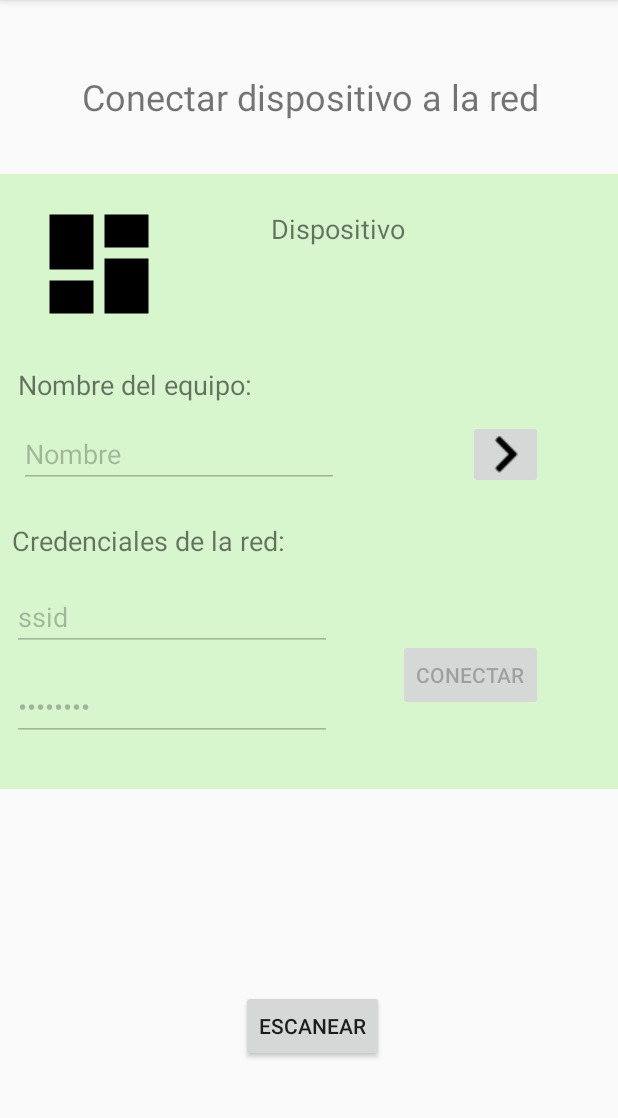
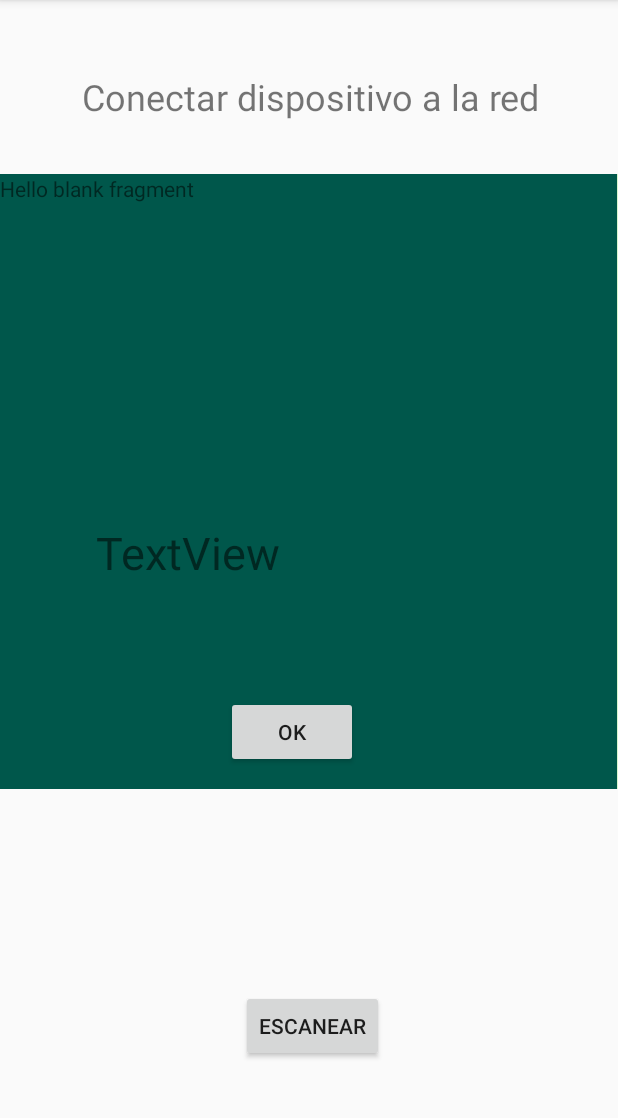
Before and after one commit to UlisesSchreiner/EnergytecApp, an Android app: the addDevice screen opened directly, with no data from a screen before it, on a phone screen of 412 x 824 dp, the part 84-1202 px from its top. Run offline under Robolectric (Android 15) with nearby library versions, the phone set to English and light mode, and no system bars; network calls fail.

```diff
--- a/app/build.gradle
+++ b/app/build.gradle
@@ -26,6 +26,7 @@ dependencies {
     implementation 'androidx.vectordrawable:vectordrawable:1.0.1'
     implementation 'com.android.volley:volley:1.1.1'
     implementation 'com.mikhaellopez:circularprogressbar:1.0.0'
+    implementation 'androidx.legacy:legacy-support-v4:1.0.0'
     testImplementation 'junit:junit:4.12'
     androidTestImplementation 'androidx.test:runner:1.2.0'
     androidTestImplementation 'androidx.test.espresso:espresso-core:3.2.0'
--- /dev/null
+++ b/app/src/main/java/com/example/myapplication/AddDeviceFragment.java
@@ -0,0 +1,135 @@
+package com.example.myapplication;
+
+import android.content.Context;
+import android.net.Uri;
+import android.os.Bundle;
+
+import androidx.fragment.app.Fragment;
+
+import android.view.LayoutInflater;
+import android.view.View;
+import android.view.ViewGroup;
+import android.widget.Button;
+import android.widget.TextView;
+
+
+/**
+ * A simple {@link Fragment} subclass.
+ * Activities that contain this fragment must implement the
+ * {@link AddDeviceFragment.OnFragmentInteractionListener} interface
+ * to handle interaction events.
+ * Use the {@link AddDeviceFragment#newInstance} factory method to
+ * create an instance of this fragment.
+ */
+public class AddDeviceFragment extends Fragment {
+    // TODO: Rename parameter arguments, choose names that match
+    // the fragment initialization parameters, e.g. ARG_ITEM_NUMBER
+    private static final String ARG_PARAM1 = "param1";
+    private static final String ARG_PARAM2 = "param2";
+
+    // TODO: Rename and change types of parameters
+    private String mParam1;
+    private String mParam2;
+
+    View vista;
+     Button buttonOk;
+     TextView textViewUno;
+
+    private OnFragmentInteractionListener mListener;
+
+    public AddDeviceFragment() {
+        // Required empty public constructor
+    }
+
+    /**
+     * Use this factory method to create a new instance of
+     * this fragment using the provided parameters.
+     *
+     * @param param1 Parameter 1.
+     * @param param2 Parameter 2.
+     * @return A new instance of fragment AddDeviceFragment.
+     */
+    // TODO: Rename and change types and number of parameters
+    public static AddDeviceFragment newInstance(String param1, String param2) {
+        AddDeviceFragment fragment = new AddDeviceFragment();
+        Bundle args = new Bundle();
+        args.putString(ARG_PARAM1, param1);
+        args.putString(ARG_PARAM2, param2);
+        fragment.setArguments(args);
+        return fragment;
+    }
+
+    @Override
+    public void onCreate(Bundle savedInstanceState) {
+        super.onCreate(savedInstanceState);
+        if (getArguments() != null) {
+            mParam1 = getArguments().getString(ARG_PARAM1);
+            mParam2 = getArguments().getString(ARG_PARAM2);
+        }
+
+
+
+    }
+
+    @Override
+    public View onCreateView(LayoutInflater inflater, ViewGroup container,
+                             Bundle savedInstanceState) {
+        // Inflate the layout for this fragment
+        vista = inflater.inflate(R.layout.fragment_add_device, container, false);
+
+        buttonOk = (Button) vista.findViewById(R.id.buttonOK);
+        textViewUno = (TextView) vista.findViewById(R.id.textView17);
+
+
+
+
+        buttonOk.setOnClickListener(new View.OnClickListener() {
+            @Override
+            public void onClick(View v) {
+
+                textViewUno.setText("cerar acrividad");
+            }
+        });
+
+        return vista;
+    }
+
+    // TODO: Rename method, update argument and hook method into UI event
+    public void onButtonPressed(Uri uri) {
+        if (mListener != null) {
+            mListener.onFragmentInteraction(uri);
+        }
+    }
+
+    @Override
+    public void onAttach(Context context) {
+        super.onAttach(context);
+        if (context instanceof OnFragmentInteractionListener) {
+            mListener = (OnFragmentInteractionListener) context;
+        } else {
+            throw new RuntimeException(context.toString()
+                    + " must implement OnFragmentInteractionListener");
+        }
+    }
+
+    @Override
+    public void onDetach() {
+        super.onDetach();
+        mListener = null;
+    }
+
+    /**
+     * This interface must be implemented by activities that contain this
+     * fragment to allow an interaction in this fragment to be communicated
+     * to the activity and potentially other fragments contained in that
+     * activity.
+     * <p>
+     * See the Android Training lesson <a href=
+     * "http://developer.android.com/training/basics/fragments/communicating.html"
+     * >Communicating with Other Fragments</a> for more information.
+     */
+    public interface OnFragmentInteractionListener {
+        // TODO: Update argument type and name
+        void onFragmentInteraction(Uri uri);
+    }
+}
--- a/app/src/main/java/com/example/myapplication/MainActivity.java
+++ b/app/src/main/java/com/example/myapplication/MainActivity.java
@@ -3,6 +3,7 @@ package com.example.myapplication;
 import android.app.DownloadManager;
 import android.content.Context;
 import android.content.Intent;
+import android.net.Uri;
 import android.os.AsyncTask;
 import android.os.Build;
 import android.os.Bundle;
@@ -154,7 +155,6 @@ public class MainActivity extends AppCompatActivity {
 
 
 
-
     class Task1 extends AsyncTask<String, Void, String>
     {
 
--- a/app/src/main/java/com/example/myapplication/addDevice.java
+++ b/app/src/main/java/com/example/myapplication/addDevice.java
@@ -3,6 +3,7 @@ package com.example.myapplication;
 import androidx.appcompat.app.AppCompatActivity;
 
 import android.content.Context;
+import android.net.Uri;
 import android.os.AsyncTask;
 import android.os.Bundle;
 import android.text.Editable;
@@ -18,7 +19,7 @@ import android.widget.Toast;
 
 import static java.lang.Thread.sleep;
 
-public class addDevice extends AppCompatActivity {
+public class addDevice extends AppCompatActivity implements AddDeviceFragment.OnFragmentInteractionListener {
 
     final Context context = this;
 
@@ -31,6 +32,7 @@ public class addDevice extends AppCompatActivity {
     EditText name, ssid, pass;
     ImageButton buttonName;
 
+    AddDeviceFragment addDeviceFragment;
 
 
     @Override
@@ -47,6 +49,10 @@ public class addDevice extends AppCompatActivity {
         ssid = (EditText) findViewById(R.id.editTextSsid);
         pass = (EditText) findViewById(R.id.editTextPass);
         progressABM = (ProgressBar) findViewById(R.id.progressABM);
+
+        addDeviceFragment = new AddDeviceFragment();
+
+        getSupportFragmentManager().beginTransaction().add(R.id.contenedorFragment,addDeviceFragment).commit();
 
         escanear.setOnClickListener(new View.OnClickListener() {
             @Override
@@ -93,6 +99,11 @@ public class addDevice extends AppCompatActivity {
                 progressABM.setVisibility(View.INVISIBLE);
             }
         } catch (Exception e){}
+    }
+
+    @Override
+    public void onFragmentInteraction(Uri uri) {
+
     }
 
     class Task1 extends AsyncTask<String, Void, String> // -> Obtiene mal las credenciales de los edit text
--- a/app/src/main/res/layout/activity_add_device.xml
+++ b/app/src/main/res/layout/activity_add_device.xml
@@ -157,8 +157,15 @@
             android:layout_marginBottom="168dp"
             app:layout_constraintBottom_toBottomOf="parent"
             app:layout_constraintEnd_toEndOf="parent" />
+
+        <FrameLayout
+            android:id="@+id/contenedorFragment"
+            android:layout_width="411dp"
+            android:layout_height="758dp"
+            tools:layout_editor_absoluteX="1dp">
+
+        </FrameLayout>
     </androidx.constraintlayout.widget.ConstraintLayout>
 
 
-
 </androidx.constraintlayout.widget.ConstraintLayout>
--- /dev/null
+++ b/app/src/main/res/layout/fragment_add_device.xml
@@ -0,0 +1,42 @@
+<?xml version="1.0" encoding="utf-8"?>
+<FrameLayout xmlns:android="http://schemas.android.com/apk/res/android"
+    xmlns:tools="http://schemas.android.com/tools"
+    android:layout_width="match_parent"
+    android:layout_height="match_parent"
+    android:background="@color/colorPrimaryDark"
+    tools:context=".AddDeviceFragment">
+
+    <!-- TODO: Update blank fragment layout -->
+    <TextView
+        android:layout_width="match_parent"
+        android:layout_height="match_parent"
+        android:text="@string/hello_blank_fragment" />
+
+    <AbsoluteLayout
+        android:layout_width="match_parent"
+        android:layout_height="match_parent">
+
+
+        <TextView
+            android:id="@+id/textView17"
+            android:layout_width="277dp"
+            android:layout_height="63dp"
+            android:layout_x="64dp"
+            android:layout_y="232dp"
+            android:text="TextView"
+            android:textSize="30sp" />
+
+        <Button
+            android:id="@+id/buttonOK"
+            android:layout_width="wrap_content"
+            android:layout_height="wrap_content"
+            android:layout_x="151dp"
+            android:layout_y="348dp"
+            android:text="OK"
+            tools:layout_editor_absoluteX="135dp"
+            tools:layout_editor_absoluteY="455dp" />
+
+
+    </AbsoluteLayout>
+
+</FrameLayout>
--- a/app/src/main/res/values/strings.xml
+++ b/app/src/main/res/values/strings.xml
@@ -94,4 +94,7 @@
         "when a user tries to pick up one of cards.\n\n"
     </string>
     <string name="action_settings">Settings</string>
+
+    <!-- TODO: Remove or change this placeholder text -->
+    <string name="hello_blank_fragment">Hello blank fragment</string>
 </resources>
```
Also changed, not shown: app/src/main/res/layout/activity_main.xml (+12 -10 lines), app/src/main/res/drawable/refresh.png.
